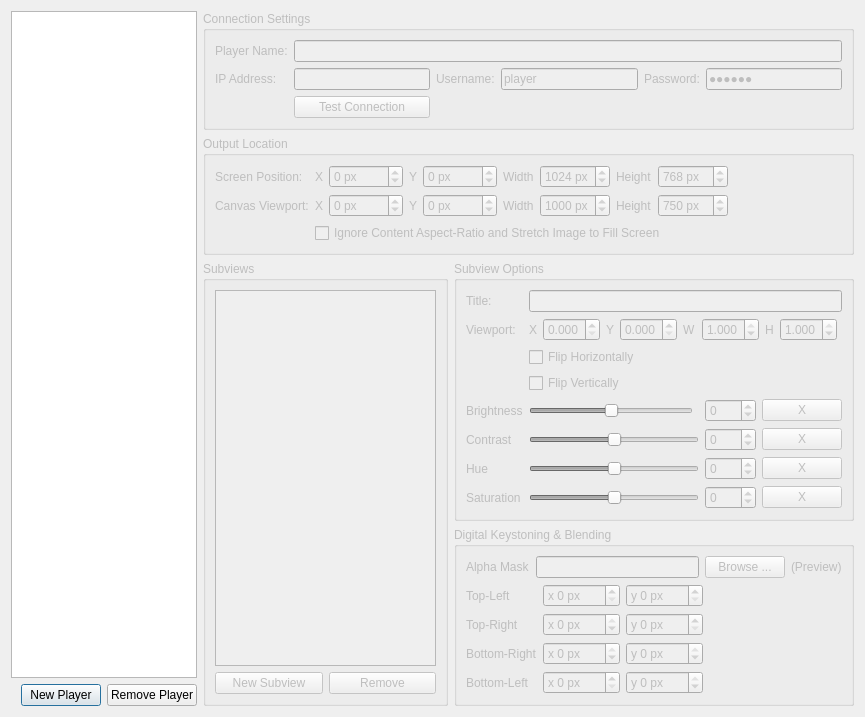
Above: src/glvidtex/PlayerSetupDialog.ui from google-code-export/dviz before the change. Below: the same form after it.
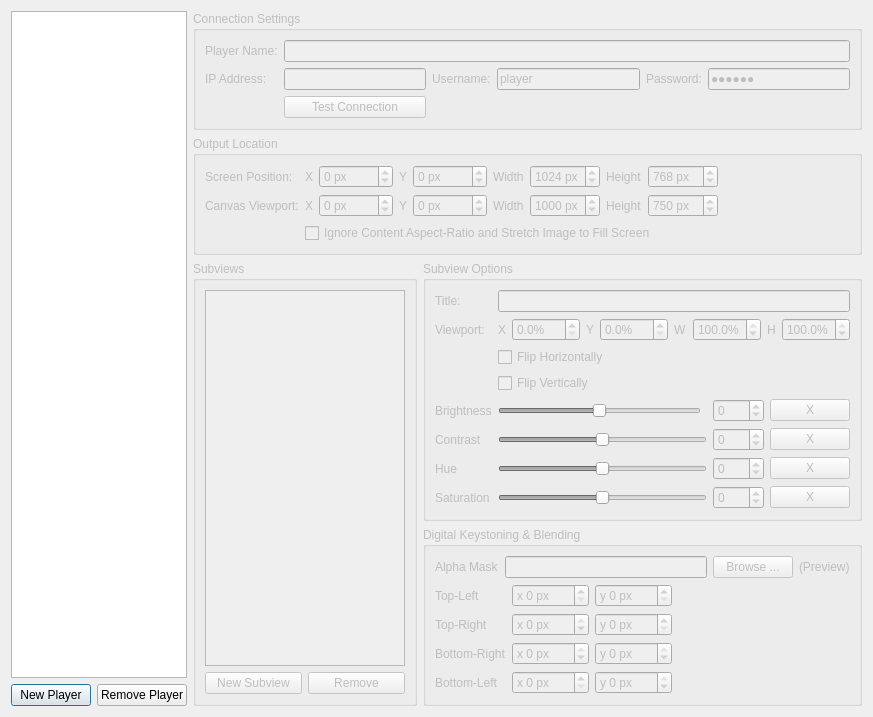
That is the form after the change. Custom widgets are drawn as their Qt base class.

Commit message: Finished intial UI plumbing on DirectorWindow. Wrote class PlayerConnection (and PlayerConnectionList) to model and manage the connections to players from the director. Director is ALPHA state - very very basic right now. Changed glvidtex to require you to specify target using CONFIG+=(gleditor|gldirector|glplayer|glvidtex). glvidtex=glplayer, just legacy binary name for glvidtex. Added GLDrawablePlaylist and GLPlaylistItem to GLDrawable as a basic sequential playlist - code not tested yet, but it all compiles.

```diff
--- a/src/glvidtex/PlayerSetupDialog.ui
+++ b/src/glvidtex/PlayerSetupDialog.ui
@@ -6,8 +6,8 @@
    <rect>
     <x>0</x>
     <y>0</y>
-    <width>865</width>
-    <height>681</height>
+    <width>873</width>
+    <height>685</height>
    </rect>
   </property>
   <property name="windowTitle">
@@ -612,11 +612,14 @@
               </item>
               <item>
                <widget class="QDoubleSpinBox" name="viewportX">
+                <property name="suffix">
+                 <string>%</string>
+                </property>
                 <property name="decimals">
-                 <number>3</number>
+                 <number>1</number>
                 </property>
                 <property name="maximum">
-                 <double>1.000000000000000</double>
+                 <double>100.000000000000000</double>
                 </property>
                 <property name="singleStep">
                  <double>0.250000000000000</double>
@@ -632,11 +635,14 @@
               </item>
               <item>
                <widget class="QDoubleSpinBox" name="viewportY">
+                <property name="suffix">
+                 <string>%</string>
+                </property>
                 <property name="decimals">
-                 <number>3</number>
+                 <number>1</number>
                 </property>
                 <property name="maximum">
-                 <double>1.000000000000000</double>
+                 <double>100.000000000000000</double>
                 </property>
                 <property name="singleStep">
                  <double>0.250000000000000</double>
@@ -652,17 +658,20 @@
               </item>
               <item>
                <widget class="QDoubleSpinBox" name="viewportWidth">
+                <property name="suffix">
+                 <string>%</string>
+                </property>
                 <property name="decimals">
-                 <number>3</number>
+                 <number>1</number>
                 </property>
                 <property name="maximum">
-                 <double>1.000000000000000</double>
+                 <double>100.000000000000000</double>
                 </property>
                 <property name="singleStep">
                  <double>0.250000000000000</double>
                 </property>
                 <property name="value">
-                 <double>1.000000000000000</double>
+                 <double>100.000000000000000</double>
                 </property>
                </widget>
               </item>
@@ -675,17 +684,20 @@
               </item>
               <item>
                <widget class="QDoubleSpinBox" name="viewportHeight">
+                <property name="suffix">
+                 <string>%</string>
+                </property>
                 <property name="decimals">
-                 <number>3</number>
+                 <number>1</number>
                 </property>
                 <property name="maximum">
-                 <double>1.000000000000000</double>
+                 <double>100.000000000000000</double>
                 </property>
                 <property name="singleStep">
                  <double>0.250000000000000</double>
                 </property>
                 <property name="value">
-                 <double>1.000000000000000</double>
+                 <double>100.000000000000000</double>
                 </property>
                </widget>
               </item>
```
Left out of the diff: 8 changed lines with no effect on the pictures. The commit also changes 14 other files.
